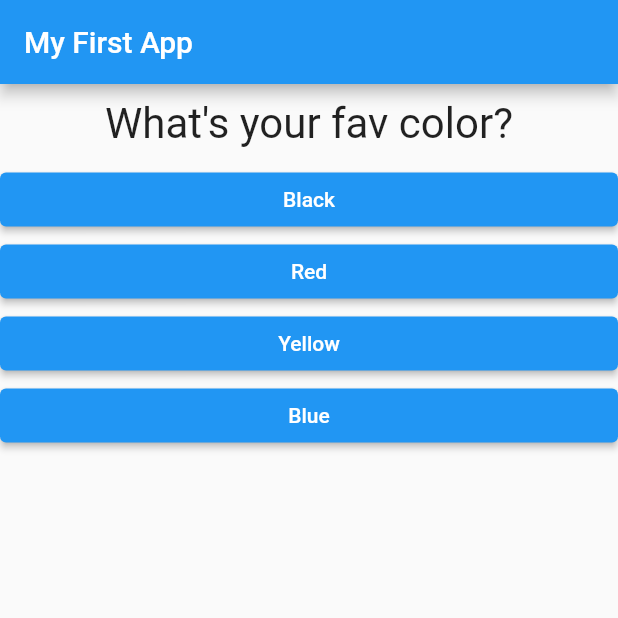
After one commit to oyegbilepraise/First_Flutter_app, a Flutter app: the screen it shows after launch, on a phone screen of 412 x 824 dp, the top half of it. The commit adds this screen. Run offline on Flutter 3.47's test engine with Material 2 defaults, Android fonts, the phone set to English and light mode, and no system bars.

Commit message:
added ternery operators for _questionIndex + main.dart bug fixed

```diff
--- a/lib/main.dart
+++ b/lib/main.dart
@@ -1,6 +1,6 @@
 import 'package:flutter/material.dart';
 
-import './question.dart';
+import './quiz.dart';
 import './answer.dart';
 
 // void main() {
@@ -18,7 +18,7 @@ class MyApp extends StatefulWidget {
 }
 
 class _MyAppState extends State<MyApp> {
-  static const List questions = [
+  static const List _questions = [
     {
       'questionText': 'What\'s your fav color?',
       'answers': ['Black', 'Red', 'Yellow', 'Blue'],
@@ -39,7 +39,7 @@ class _MyAppState extends State<MyApp> {
     setState(() {
       _questionIndex += 1;
     });
-    if (_questionIndex < questions.length) {
+    if (_questionIndex < _questions.length) {
       print('We have more Questions!');
     } else {
       print('No More Questions!');
@@ -53,17 +53,11 @@ class _MyAppState extends State<MyApp> {
         appBar: AppBar(
           title: Text('My First App'),
         ),
-        body: _questionIndex < questions.length
-            ? Column(
-                children: [
-                  Question(
-                    questions[_questionIndex]['questionText'],
-                  ),
-                  ...(questions[_questionIndex]['answers'] as List<String>)
-                      .map((answer) {
-                    return Answer(_answerChosen, answer);
-                  }).toList()
-                ],
+        body: _questionIndex < _questions.length
+            ? Quiz(
+                answerQuestion: _answerChosen,
+                questionIndex: _questionIndex,
+                questions: _questions,
               )
             : Center(
                 child: Text('You did it!'),
--- /dev/null
+++ b/lib/quiz.dart
@@ -0,0 +1,31 @@
+import 'package:flutter/material.dart';
+
+import './question.dart';
+import './answer.dart';
+
+class Quiz extends StatelessWidget {
+  final List questions;
+  final VoidCallback answerQuestion;
+  final int questionIndex;
+
+  Quiz(
+      {required this.questions,
+      required this.answerQuestion,
+      required this.questionIndex});
+
+  @override
+  Widget build(BuildContext context) {
+    return Column(
+      children: [
+        Question(
+          questions[questionIndex]['questionText'],
+        ),
+        ...(questions[questionIndex]['answers'] as List<String>).map(
+          (answer) {
+            return Answer(answerQuestion, answer);
+          },
+        ).toList()
+      ],
+    );
+  }
+}
```
Also changed, not shown: lib/result.dart (added).
